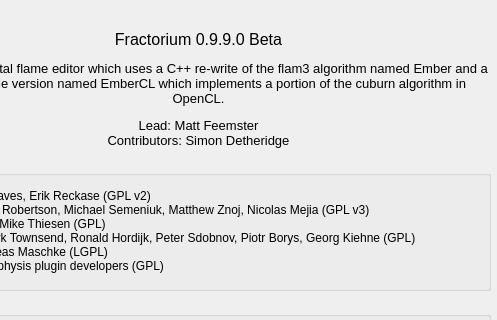
Above: Source/Fractorium/AboutDialog.ui from iznotek/fractorium before the change; both pictures show x 99 to 596 and y 0 to 320 of the 596 by 651 pixel window. Below: the same form after it.
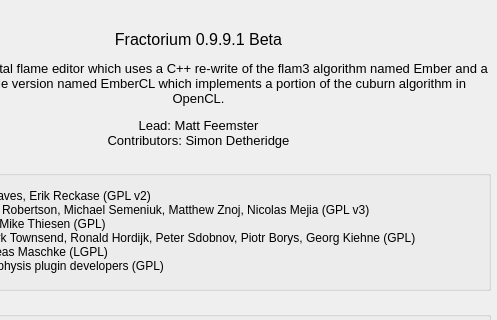
That is the form after the change.

Patch:
```diff
--- a/Source/Fractorium/AboutDialog.ui
+++ b/Source/Fractorium/AboutDialog.ui
@@ -58,7 +58,7 @@
     <enum>QFrame::NoFrame</enum>
    </property>
    <property name="text">
-    <string>&lt;html&gt;&lt;head/&gt;&lt;body&gt;&lt;p align=&quot;center&quot;&gt;&lt;br/&gt;Fractorium 0.9.9.0 Beta&lt;/p&gt;&lt;p align=&quot;center&quot;&gt;&lt;span style=&quot; font-size:10pt;&quot;&gt;A Qt-based fractal flame editor which uses a C++ re-write of the flam3 algorithm named Ember and a GPU capable version named EmberCL which implements a portion of the cuburn algorithm in OpenCL.&lt;/span&gt;&lt;/p&gt;&lt;p align=&quot;center&quot;&gt;&lt;span style=&quot; font-size:10pt;&quot;&gt;Lead: Matt Feemster&lt;br/&gt;Contributors: Simon Detheridge&lt;/span&gt;&lt;/p&gt;&lt;/body&gt;&lt;/html&gt;</string>
+    <string>&lt;html&gt;&lt;head/&gt;&lt;body&gt;&lt;p align=&quot;center&quot;&gt;&lt;br/&gt;Fractorium 0.9.9.1 Beta&lt;/p&gt;&lt;p align=&quot;center&quot;&gt;&lt;span style=&quot; font-size:10pt;&quot;&gt;A Qt-based fractal flame editor which uses a C++ re-write of the flam3 algorithm named Ember and a GPU capable version named EmberCL which implements a portion of the cuburn algorithm in OpenCL.&lt;/span&gt;&lt;/p&gt;&lt;p align=&quot;center&quot;&gt;&lt;span style=&quot; font-size:10pt;&quot;&gt;Lead: Matt Feemster&lt;br/&gt;Contributors: Simon Detheridge&lt;/span&gt;&lt;/p&gt;&lt;/body&gt;&lt;/html&gt;</string>
    </property>
    <property name="textFormat">
     <enum>Qt::RichText</enum>
```
